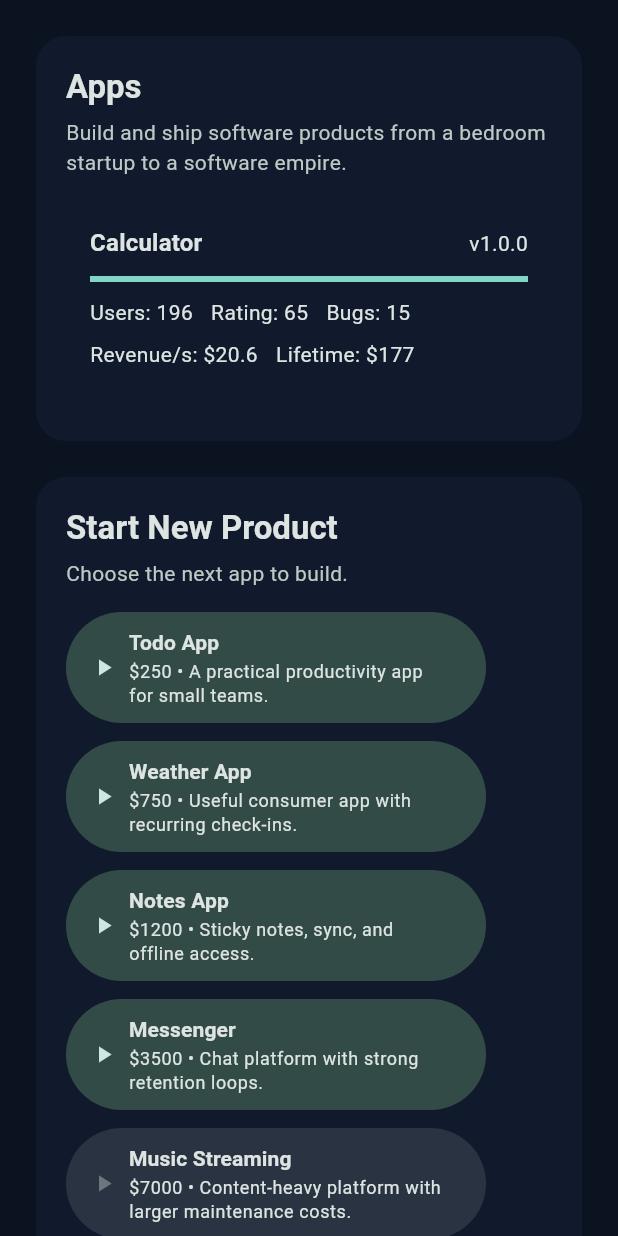
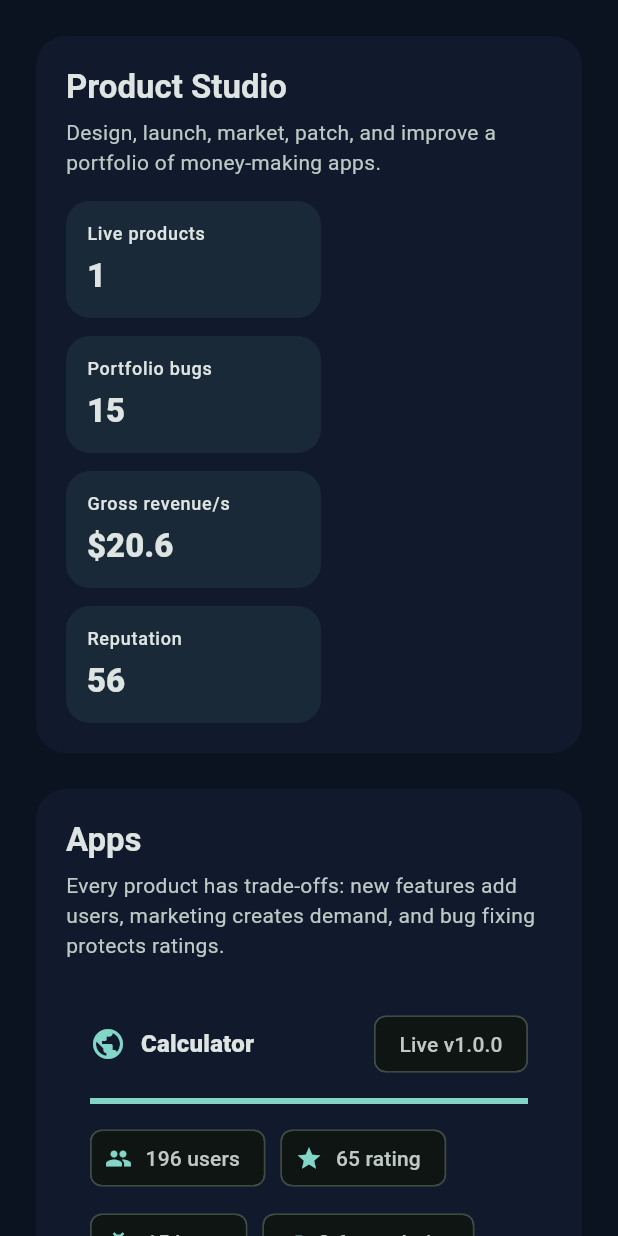
Before and after one commit to djwisey/testapp, a Flutter app: the AppGamesPlaceholderScreen widget shown alone on an empty page, opened directly, on a phone screen of 412 x 824 dp. Run offline on Flutter 3.47's test engine with Material 3 defaults, Android fonts, the phone set to English and light mode, and no system bars; our stand-ins replace hive_flutter; accounts and stored records are empty.

Commit message:
Make product studio fully playable

```diff
--- a/lib/providers/game_provider.dart
+++ b/lib/providers/game_provider.dart
@@ -213,6 +213,109 @@ class GameProvider extends ChangeNotifier with WidgetsBindingObserver {
       ),
     ];
     _addNotification('${template.name} added to the server stack.');
+    _evaluateAchievements();
+    notifyListeners();
+    save();
+  }
+
+  void runMarketingCampaign(String appName) {
+    final int appIndex = _state.apps.indexWhere((CompanyApp app) => app.name == appName);
+    if (appIndex == -1) {
+      return;
+    }
+
+    final CompanyApp app = _state.apps[appIndex];
+    final double campaignCost = math.max(250, 120 + (app.users * 0.08) + (app.popularity * 18));
+    if (cash < campaignCost || app.developmentProgress < 100) {
+      return;
+    }
+
+    final int gainedUsers = math.max(25, (app.users * (0.05 + marketingScore * 0.006)).round());
+    final List<CompanyApp> apps = List<CompanyApp>.from(_state.apps);
+    apps[appIndex] = app.copyWith(
+      users: app.users + gainedUsers,
+      popularity: math.min(100, app.popularity + 4.5).toDouble(),
+      lifetimeRevenue: app.lifetimeRevenue,
+    );
+    _state.apps = apps;
+    _state.snapshot = _state.snapshot.copyWith(
+      cash: cash - campaignCost,
+      users: apps.fold<int>(0, (int total, CompanyApp entry) => total + entry.users),
+      marketingScore: marketingScore + 0.8,
+      reputation: math.min(100, reputation + 0.4).toDouble(),
+    );
+    _addNotification('Marketing campaign for ${app.name} gained $gainedUsers users.');
+    _evaluateAchievements();
+    notifyListeners();
+    save();
+  }
+
+  void fixBugs(String appName) {
+    final int appIndex = _state.apps.indexWhere((CompanyApp app) => app.name == appName);
+    if (appIndex == -1) {
+      return;
+    }
+
+    final CompanyApp app = _state.apps[appIndex];
+    if (app.bugCount <= 0 || app.developmentProgress < 100) {
+      return;
+    }
+
+    final double fixCost = math.max(120, app.bugCount * 90 + app.users * 0.015);
+    if (cash < fixCost) {
+      return;
+    }
+
+    final int fixedBugs = math.min(app.bugCount, math.max(1, 2 + _employeeCountMatching('QA Tester')));
+    final List<CompanyApp> apps = List<CompanyApp>.from(_state.apps);
+    apps[appIndex] = app.copyWith(
+      bugCount: app.bugCount - fixedBugs,
+      rating: math.min(100, app.rating + fixedBugs * 1.7).toDouble(),
+    );
+    _state.apps = apps;
+    _state.snapshot = _state.snapshot.copyWith(
+      cash: cash - fixCost,
+      reputation: math.min(100, reputation + fixedBugs * 0.25).toDouble(),
+    );
+    _addNotification('Fixed $fixedBugs bugs in ${app.name}.');
+    _evaluateAchievements();
+    notifyListeners();
+    save();
+  }
+
+  void shipFeatureUpdate(String appName) {
+    final int appIndex = _state.apps.indexWhere((CompanyApp app) => app.name == appName);
+    if (appIndex == -1) {
+      return;
+    }
+
+    final CompanyApp app = _state.apps[appIndex];
+    if (app.developmentProgress < 100) {
+      return;
+    }
+
+    final double updateCost = math.max(400, app.users * 0.035 + app.popularity * 35);
+    if (cash < updateCost) {
+      return;
+    }
+
+    final int nextMinor = _minorVersion(app.version);
+    final int gainedUsers = math.max(40, (app.users * 0.025 + developerProductivity * 12).round());
+    final List<CompanyApp> apps = List<CompanyApp>.from(_state.apps);
+    apps[appIndex] = app.copyWith(
+      version: '1.${nextMinor + 1}.0',
+      users: app.users + gainedUsers,
+      rating: math.min(100, app.rating + 1.2).toDouble(),
+      popularity: math.min(100, app.popularity + 2.2).toDouble(),
+      bugCount: app.bugCount + math.max(1, (3 - _employeeCountMatching('QA Tester')).clamp(0, 3).toInt()),
+    );
+    _state.apps = apps;
+    _state.snapshot = _state.snapshot.copyWith(
+      cash: cash - updateCost,
+      users: apps.fold<int>(0, (int total, CompanyApp entry) => total + entry.users),
+      reputation: math.min(100, reputation + 0.8).toDouble(),
+    );
+    _addNotification('Shipped ${app.name} v1.${nextMinor + 1}.0 with $gainedUsers new users.');
     _evaluateAchievements();
     notifyListeners();
     save();
@@ -519,6 +622,15 @@ class GameProvider extends ChangeNotifier with WidgetsBindingObserver {
     return _state.employees.where((Employee employee) => employee.role.contains(query)).length;
   }
 
+
+  int _minorVersion(String version) {
+    final List<String> parts = version.split('.');
+    if (parts.length < 2) {
+      return 0;
+    }
+    return int.tryParse(parts[1]) ?? 0;
+  }
+
   String _formatMoney(double amount) {
     final String sign = amount >= 0 ? '' : '-';
     return '$sign\$${amount.abs().toStringAsFixed(0)}';
--- a/lib/screens/app_games_placeholder_screen.dart
+++ b/lib/screens/app_games_placeholder_screen.dart
@@ -2,6 +2,7 @@ import 'package:flutter/material.dart';
 import 'package:provider/provider.dart';
 
 import '../data/game_catalog.dart';
+import '../models/company_app.dart';
 import '../providers/game_provider.dart';
 import '../widgets/action_card.dart';
 import '../widgets/section_card.dart';
@@ -15,57 +16,40 @@ class AppGamesPlaceholderScreen extends StatelessWidget {
   Widget build(BuildContext context) {
     final GameProvider game = context.watch<GameProvider>();
     final List<AppCatalogEntry> availableApps = appCatalog
-        .where((AppCatalogEntry entry) => game.apps.every((app) => app.name != entry.name))
+        .where((AppCatalogEntry entry) => game.apps.every((CompanyApp app) => app.name != entry.name))
         .toList();
+    final int liveApps = game.apps.where((CompanyApp app) => app.developmentProgress >= 100).length;
+    final int totalBugs = game.apps.fold<int>(0, (int total, CompanyApp app) => total + app.bugCount);
 
     return ListView(
       padding: const EdgeInsets.all(20),
       children: <Widget>[
         SectionCard(
+          title: 'Product Studio',
+          subtitle: 'Design, launch, market, patch, and improve a portfolio of money-making apps.',
+          child: Wrap(
+            spacing: 12,
+            runSpacing: 12,
+            children: <Widget>[
+              _StudioStat(label: 'Live products', value: '$liveApps'),
+              _StudioStat(label: 'Portfolio bugs', value: '$totalBugs'),
+              _StudioStat(label: 'Gross revenue/s', value: '\$${game.totalRevenuePerSecond.toStringAsFixed(1)}'),
+              _StudioStat(label: 'Reputation', value: game.reputation.toStringAsFixed(0)),
+            ],
+          ),
+        ),
+        const SizedBox(height: 16),
+        SectionCard(
           title: title,
-          subtitle: 'Build and ship software products from a bedroom startup to a software empire.',
+          subtitle: 'Every product has trade-offs: new features add users, marketing creates demand, and bug fixing protects ratings.',
           child: Column(
-            children: game.apps
-                .map(
-                  (app) => Card(
-                    margin: const EdgeInsets.only(bottom: 12),
-                    child: Padding(
-                      padding: const EdgeInsets.all(16),
-                      child: Column(
-                        crossAxisAlignment: CrossAxisAlignment.start,
-                        children: <Widget>[
-                          Row(
-                            children: <Widget>[
-                              Expanded(child: Text(app.name, style: Theme.of(context).textTheme.titleMedium?.copyWith(fontWeight: FontWeight.w700))),
-                              Text('v${app.version}'),
-                            ],
-                          ),
-                          const SizedBox(height: 10),
-                          LinearProgressIndicator(value: app.developmentProgress / 100),
-                          const SizedBox(height: 10),
-                          Wrap(
-                            spacing: 12,
-                            runSpacing: 8,
-                            children: <Widget>[
-                              Text('Users: ${app.users}'),
-                              Text('Rating: ${app.rating.toStringAsFixed(0)}'),
-                              Text('Bugs: ${app.bugCount}'),
-                              Text('Revenue/s: \$${app.revenuePerSecond.toStringAsFixed(1)}'),
-                              Text('Lifetime: \$${app.lifetimeRevenue.toStringAsFixed(0)}'),
-                            ],
-                          ),
-                        ],
-                      ),
-                    ),
-                  ),
-                )
-                .toList(),
+            children: game.apps.map((CompanyApp app) => _AppProductCard(app: app)).toList(),
           ),
         ),
         const SizedBox(height: 16),
         SectionCard(
           title: 'Start New Product',
-          subtitle: 'Choose the next app to build.',
+          subtitle: availableApps.isEmpty ? 'Your studio has shipped every catalog product.' : 'Choose the next app to prototype and release.',
           child: Wrap(
             spacing: 12,
             runSpacing: 12,
@@ -76,7 +60,7 @@ class AppGamesPlaceholderScreen extends StatelessWidget {
                     child: ActionCard(
                       title: entry.name,
                       subtitle: '\$${entry.baseCost.toStringAsFixed(0)} • ${entry.description}',
-                      icon: Icons.play_arrow,
+                      icon: Icons.rocket_launch,
                       enabled: game.cash >= entry.baseCost,
                       onPressed: () => game.startAppDevelopment(entry.name),
                     ),
@@ -89,3 +73,138 @@ class AppGamesPlaceholderScreen extends StatelessWidget {
     );
   }
 }
+
+class _AppProductCard extends StatelessWidget {
+  const _AppProductCard({required this.app});
+
+  final CompanyApp app;
+
+  @override
+  Widget build(BuildContext context) {
+    final GameProvider game = context.watch<GameProvider>();
+    final bool isLive = app.developmentProgress >= 100;
+    final double campaignCost = (app.users * 0.08 + app.popularity * 18 + 120).clamp(250, double.infinity).toDouble();
+    final double bugFixCost = (app.bugCount * 90 + app.users * 0.015).clamp(120, double.infinity).toDouble();
+    final double updateCost = (app.users * 0.035 + app.popularity * 35).clamp(400, double.infinity).toDouble();
+
+    return Card(
+      margin: const EdgeInsets.only(bottom: 14),
+      child: Padding(
+        padding: const EdgeInsets.all(16),
+        child: Column(
+          crossAxisAlignment: CrossAxisAlignment.start,
+          children: <Widget>[
+            Row(
+              children: <Widget>[
+                Icon(isLive ? Icons.public : Icons.construction, color: Theme.of(context).colorScheme.primary),
+                const SizedBox(width: 10),
+                Expanded(
+                  child: Text(app.name, style: Theme.of(context).textTheme.titleMedium?.copyWith(fontWeight: FontWeight.w800)),
+                ),
+                Chip(label: Text(isLive ? 'Live v${app.version}' : 'Building ${app.developmentProgress.toStringAsFixed(0)}%')),
+              ],
+            ),
+            const SizedBox(height: 12),
+            LinearProgressIndicator(value: app.developmentProgress / 100),
+            const SizedBox(height: 12),
+            Wrap(
+              spacing: 10,
+              runSpacing: 8,
+              children: <Widget>[
+                _Pill(icon: Icons.people, label: '${app.users} users'),
+                _Pill(icon: Icons.star, label: '${app.rating.toStringAsFixed(0)} rating'),
+                _Pill(icon: Icons.bug_report, label: '${app.bugCount} bugs'),
+                _Pill(icon: Icons.trending_up, label: '${app.popularity.toStringAsFixed(1)} popularity'),
+                _Pill(icon: Icons.payments, label: '\$${app.revenuePerSecond.toStringAsFixed(1)}/s'),
+                _Pill(icon: Icons.savings, label: '\$${app.lifetimeRevenue.toStringAsFixed(0)} lifetime'),
+              ],
+            ),
+            const SizedBox(height: 14),
+            Wrap(
+              spacing: 12,
+              runSpacing: 12,
+              children: <Widget>[
+                SizedBox(
+                  width: 220,
+                  child: ActionCard(
+                    title: 'Ship feature update',
+                    subtitle: 'Cost: \$${updateCost.toStringAsFixed(0)} • users + rating, may add bugs',
+                    icon: Icons.new_releases,
+                    enabled: isLive && game.cash >= updateCost,
+                    onPressed: () => game.shipFeatureUpdate(app.name),
+                  ),
+                ),
+                SizedBox(
+                  width: 220,
+                  child: ActionCard(
+                    title: 'Run campaign',
+                    subtitle: 'Cost: \$${campaignCost.toStringAsFixed(0)} • grow users and popularity',
+                    icon: Icons.campaign,
+                    enabled: isLive && game.cash >= campaignCost,
+                    onPressed: () => game.runMarketingCampaign(app.name),
+                  ),
+                ),
+                SizedBox(
+                  width: 220,
+                  child: ActionCard(
+                    title: 'Fix bugs',
+                    subtitle: 'Cost: \$${bugFixCost.toStringAsFixed(0)} • improves trust and rating',
+                    icon: Icons.healing,
+                    enabled: isLive && app.bugCount > 0 && game.cash >= bugFixCost,
+                    onPressed: () => game.fixBugs(app.name),
+                  ),
+                ),
+              ],
+            ),
+          ],
+        ),
+      ),
+    );
+  }
+}
+
+class _StudioStat extends StatelessWidget {
+  const _StudioStat({required this.label, required this.value});
+
+  final String label;
+  final String value;
+
+  @override
+  Widget build(BuildContext context) {
+    return SizedBox(
+      width: 170,
+      child: DecoratedBox(
+        decoration: BoxDecoration(
+          color: Theme.of(context).colorScheme.primary.withValues(alpha: 0.08),
+          borderRadius: BorderRadius.circular(16),
+        ),
+        child: Padding(
+          padding: const EdgeInsets.all(14),
+          child: Column(
+            crossAxisAlignment: CrossAxisAlignment.start,
+            children: <Widget>[
+              Text(label, style: Theme.of(context).textTheme.labelMedium),
+              const SizedBox(height: 6),
+              Text(value, style: Theme.of(context).textTheme.titleLarge?.copyWith(fontWeight: FontWeight.w900)),
+            ],
+          ),
+        ),
+      ),
+    );
+  }
+}
+
+class _Pill extends StatelessWidget {
+  const _Pill({required this.icon, required this.label});
+
+  final IconData icon;
+  final String label;
+
+  @override
+  Widget build(BuildContext context) {
+    return Chip(
+      avatar: Icon(icon, size: 18),
+      label: Text(label),
+    );
+  }
+}
```
